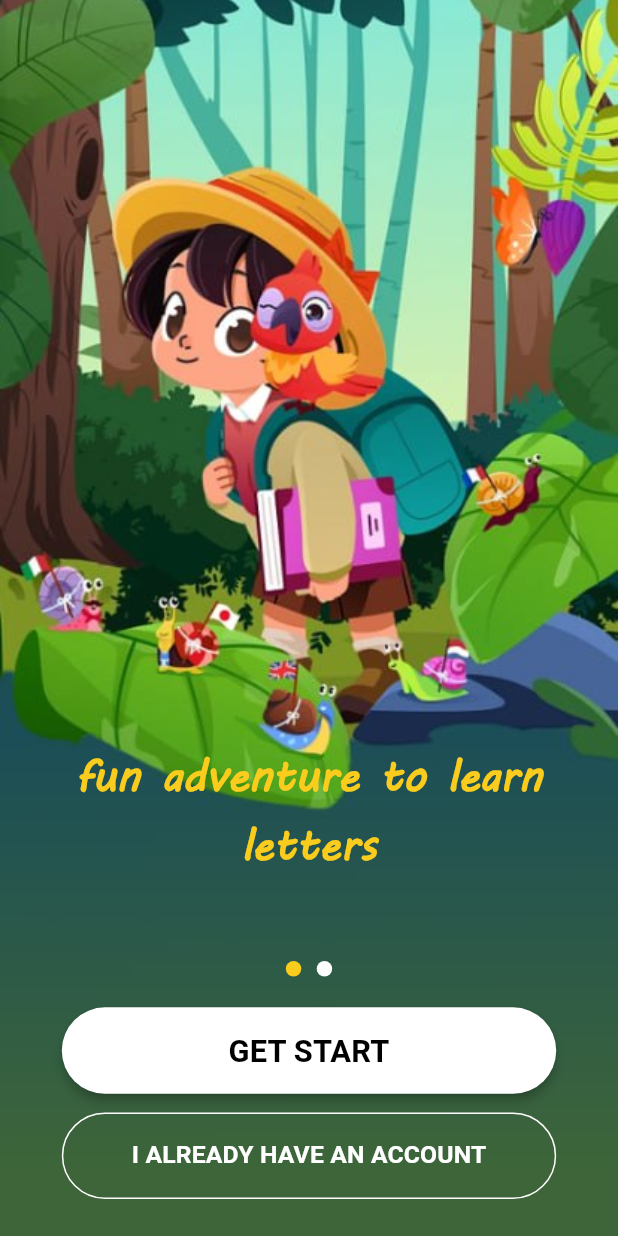
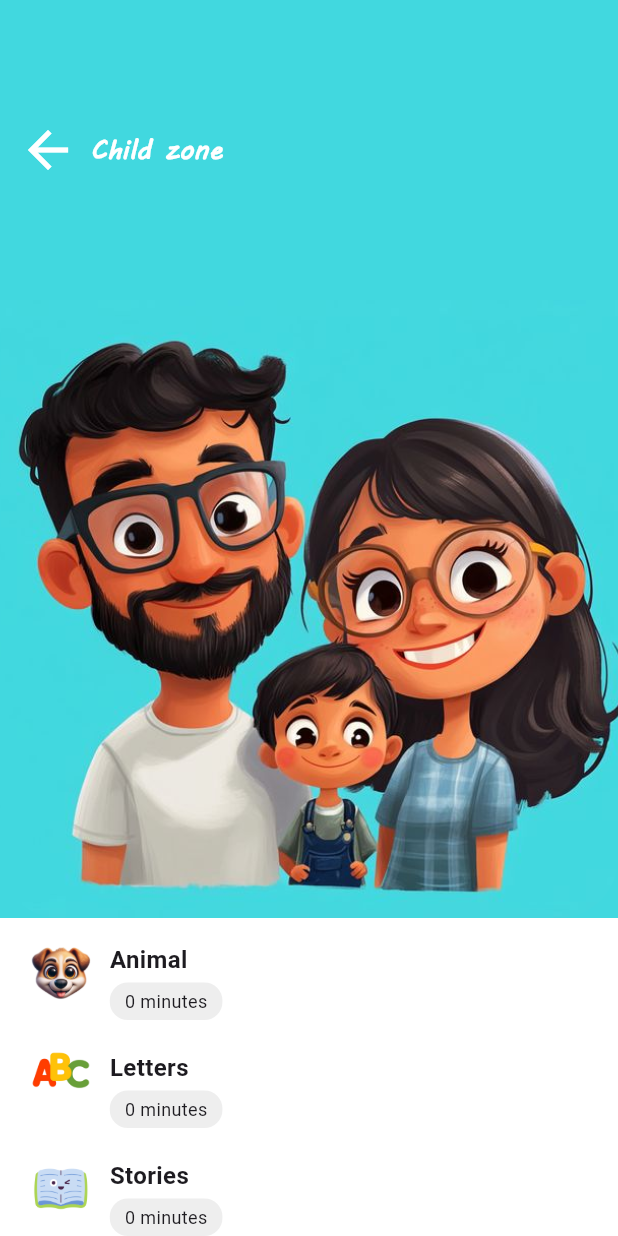
Before and after one commit to mohamedibrahim159/LEARNWITHME, a Flutter app: the screen it shows after launch, on a phone screen of 412 x 824 dp. Run offline on Flutter 3.47's test engine with Material 3 defaults, Android fonts, the phone set to English and light mode, and no system bars; our stand-ins replace audioplayers, pin_code_fields, shared_preferences.

Commit message:
finish forParentScreen.dart

```diff
--- /dev/null
+++ b/lib/forParentScreen.dart
@@ -0,0 +1,153 @@
+import 'package:flutter/material.dart';
+
+import 'MainScreen.dart';
+
+class ForParentScreen extends StatelessWidget {
+  const ForParentScreen({super.key});
+
+  @override
+  Widget build(BuildContext context) {
+    final size = MediaQuery.of(context).size;
+
+    return Scaffold(
+      backgroundColor: const Color(0xFF41D8DF),
+      body: Column(
+        children: [
+          Padding(
+            padding: const EdgeInsets.symmetric(horizontal: 12, vertical: 80),
+            child: Row(
+              children: [
+                GestureDetector(
+                  onTap: () {
+                    Navigator.push(
+                      context,
+                      MaterialPageRoute(builder: (context) => AnimalsScreen()),
+                    );
+                  },
+                  child: const Icon(Icons.arrow_back, color: Colors.white, size: 40),
+                ),
+                const SizedBox(width: 8),
+                const Text(
+                  "Child zone",
+                  style: TextStyle(
+                    color: Colors.white,
+                    fontSize: 18,
+                    fontWeight: FontWeight.w700,
+                    fontFamily: 'MVBoli',
+                  ),
+                ),
+              ],
+            ),
+
+          ),
+          ClipRRect(
+            borderRadius: const BorderRadius.only(
+              bottomLeft: Radius.circular(40),
+              bottomRight: Radius.circular(40),
+            ),
+            child: Image.asset(
+              'assets/images/family.jpg',
+              width: double.infinity,
+              height: size.height * 0.5,
+              fit: BoxFit.cover,
+            ),
+          ),
+          Expanded(
+            child: Container(
+              width: double.infinity,
+              color: Colors.white,
+              child: SingleChildScrollView(
+                padding: const EdgeInsets.symmetric(horizontal: 20, vertical: 16),
+                child: Column(
+                  children: [
+                    _buildActivityRow("Animal", "assets/icons/dog_icon.png", size),
+                    _buildActivityRow("Letters", "assets/icons/abc_icon.png", size),
+                    _buildActivityRow("Stories", "assets/icons/book_icon.png", size),
+                    _buildActivityRow("Numbers", "assets/icons/numbers_icon.png", size),
+                    const SizedBox(height: 20),
+                    const Divider(),
+                    const SizedBox(height: 20),
+                    Container(
+                      width: double.infinity,
+                      decoration: BoxDecoration(
+                        color: const Color(0xFFE5F0FF),
+                        borderRadius: BorderRadius.circular(20),
+                      ),
+                      padding: const EdgeInsets.all(16),
+                      child: Column(
+                        children: [
+                          _buildOptionRow(Icons.download, "Save progress"),
+                          _buildOptionRow(Icons.person, "Sign in"),
+                          Row(
+                            mainAxisAlignment: MainAxisAlignment.spaceBetween,
+                            children: [
+                              Row(
+                                children: const [
+                                  Icon(Icons.music_note, size: 22),
+                                  SizedBox(width: 10),
+                                  Text("Music"),
+                                ],
+                              ),
+                              Switch(value: true, onChanged: (_) {
+                                // Handle switch value change
+                              })
+                            ],
+                          ),
+                        ],
+                      ),
+                    ),
+                    const SizedBox(height: 20),
+                  ],
+                ),
+              ),
+            ),
+          ),
+        ],
+      ),
+    );
+  }
+
+  Widget _buildActivityRow(String title, String iconPath, Size size) {
+    return Padding(
+      padding: const EdgeInsets.only(bottom: 20),
+      child: Row(
+        crossAxisAlignment: CrossAxisAlignment.start,
+        children: [
+          Image.asset(iconPath, width: size.width * 0.1),
+          const SizedBox(width: 12),
+          Column(
+            crossAxisAlignment: CrossAxisAlignment.start,
+            children: [
+              Text(title,
+                  style: const TextStyle(fontSize: 16, fontWeight: FontWeight.bold)),
+              const SizedBox(height: 4),
+              Container(
+                padding: const EdgeInsets.symmetric(horizontal: 10, vertical: 4),
+                decoration: BoxDecoration(
+                  color: Colors.grey.shade200,
+                  borderRadius: BorderRadius.circular(12),
+                ),
+                child: const Text("0 minutes", style: TextStyle(fontSize: 12)),
+              ),
+            ],
+          ),
+        ],
+      ),
+    );
+  }
+
+  Widget _buildOptionRow(IconData icon, String text) {
+    return Padding(
+      padding: const EdgeInsets.only(bottom: 16),
+      child: Row(
+        children: [
+          Icon(icon, size: 22),
+          const SizedBox(width: 10),
+          Text(text),
+          const Spacer(),
+          const Icon(Icons.arrow_forward_outlined),
+        ],
+      ),
+    );
+  }
+}
--- a/lib/main.dart
+++ b/lib/main.dart
@@ -1,6 +1,7 @@
 import 'package:flutter/material.dart';
 import 'package:learnwithme/ForgetPassScreen.dart';
 import 'package:learnwithme/ageSelectionScreen.dart';
+import 'package:learnwithme/forParentScreen.dart';
 import 'package:learnwithme/genderScreen.dart';
 import 'package:learnwithme/loginScreen.dart';
 import 'package:learnwithme/newpassScreen.dart';
@@ -25,7 +26,7 @@ class MyApp extends StatelessWidget {
       debugShowCheckedModeBanner: false,
       title: 'Learn With Me',
       theme: ThemeData(),
-      home: WelcomeScreen(),
+      home: ForParentScreen(),
     );
   }
 }
```
Also changed, not shown: assets/images/family.jpg (added).
